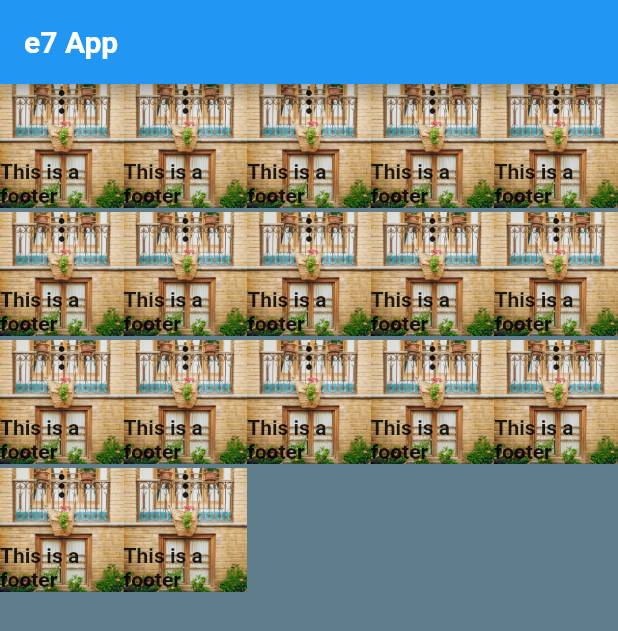
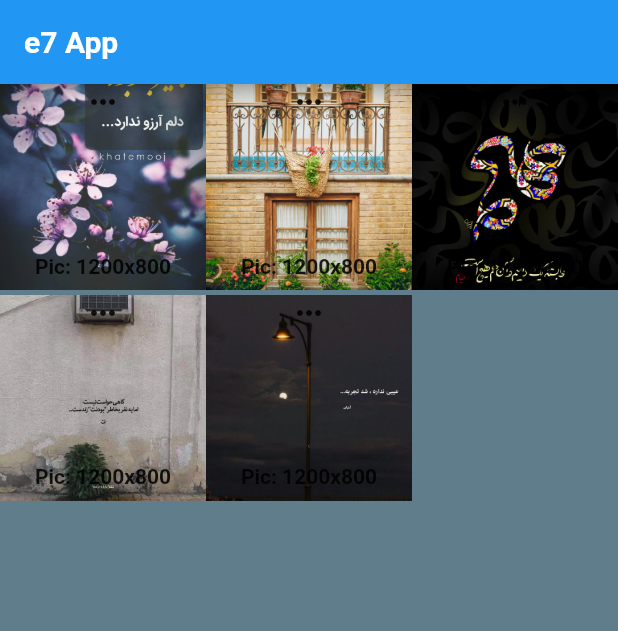
Before and after one commit to EhsanHasin/am_flutter, a Flutter app: the HomePage screen opened directly, on a phone screen of 412 x 824 dp. Shown: the top 631 px of the screen. Run offline on Flutter 3.47's test engine with Material 2 defaults, Android fonts, the light colour scheme and no system bars.

Commit message:
در جلسه امروز دهم می روی GridView و GestureDetector کار کردیم و همچنان یک اپ گالری ایجاد نمودیم

```diff
--- a/lib/grid_view.dart
+++ b/lib/grid_view.dart
@@ -15,6 +15,13 @@ class HomePage extends StatefulWidget {
 }
 
 class _HomePageState extends State<HomePage> {
+  var photos = [
+    'assets/images/photo_2019-03-15_22-39-23.jpg',
+    'assets/images/photo_2019-05-06_08-08-48.jpg',
+    'assets/images/photo_2020-03-12_20-10-36.jpg',
+    'assets/images/photo_2021-12-30_00-00-23.jpg',
+    'assets/images/photo_2023-01-29_20-10-40.jpg',
+  ];
   @override
   Widget build(BuildContext context) {
     return Scaffold(
@@ -24,23 +31,42 @@ class _HomePageState extends State<HomePage> {
       ),
       body: GridView.builder(
           gridDelegate: SliverGridDelegateWithFixedCrossAxisCount(
-              crossAxisCount: 5, mainAxisSpacing: 3),
-          itemCount: 17,
+              crossAxisCount: 3, mainAxisSpacing: 3),
+          itemCount: photos.length,
           itemBuilder: (bc, index) {
             return GestureDetector(
               onTap: (){
-
+                Navigator.push(context, MaterialPageRoute(builder: (c)=>FullScreenPhoto(photo: photos[index],)));
               },
               child: GridTile(
                 child: Image.asset(
-                  "assets/images/pic.jpg",
+                  photos[index],
                   fit: BoxFit.cover,
                 ),
-                header: Icon(Icons.more_vert),
-                footer: Text("This is a footer"),
+                header: Icon(Icons.more_horiz),
+                footer: Padding(
+                  padding: const EdgeInsets.all(8.0),
+                  child: Center(child: Text("Pic: 1200x800")),
+                ),
               ),
             );
           }),
     );
   }
 }
+
+class FullScreenPhoto extends StatelessWidget {
+
+  FullScreenPhoto({Key? key, this.photo}) : super(key: key);
+
+  var photo;
+
+  @override
+  Widget build(BuildContext context) {
+    return GestureDetector(
+        onTap: (){
+          Navigator.pop(context);
+        },
+        child: Image(image: AssetImage(photo), width: double.infinity, height: double.infinity, fit: BoxFit.contain,));
+  }
+}
```
Also changed, not shown: assets/images/photo_2019-03-15_22-39-23.jpg (added), assets/images/photo_2019-05-06_08-08-48.jpg (added), assets/images/photo_2020-03-12_20-10-36.jpg (added), assets/images/photo_2021-12-30_00-00-23.jpg (added), assets/images/photo_2023-01-29_20-10-40.jpg (added).
